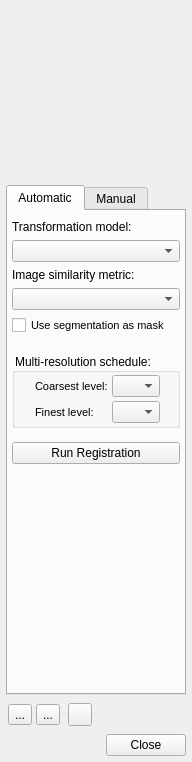
First picture: the form in GUI/Qt/Windows/Registration/RegistrationDialog.ui, repository pyushkevich/itksnap, before the edit.
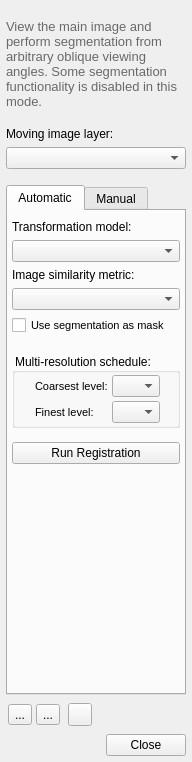
Second picture: the form after the edit. The open tabs and pages were chosen to show the change. Icons and pictures are not drawn. Custom widgets are drawn as their Qt base class.

```diff
--- a/GUI/Qt/Windows/Registration/RegistrationDialog.ui
+++ b/GUI/Qt/Windows/Registration/RegistrationDialog.ui
@@ -73,26 +73,91 @@
         <number>0</number>
        </property>
        <item>
-        <widget class="QLabel" name="label">
+        <widget class="QLabel" name="label_15">
+         <property name="styleSheet">
+          <string notr="true">font-size:10pt;
+color: dimgray;</string>
+         </property>
          <property name="text">
           <string>Moving image layer:</string>
          </property>
         </widget>
        </item>
        <item>
-        <widget class="QComboBox" name="inMovingLayer"/>
+        <spacer name="verticalSpacer_3">
+         <property name="orientation">
+          <enum>Qt::Vertical</enum>
+         </property>
+         <property name="sizeHint" stdset="0">
+          <size>
+           <width>20</width>
+           <height>0</height>
+          </size>
+         </property>
+        </spacer>
        </item>
       </layout>
      </widget>
      <widget class="QWidget" name="pgRotation">
       <layout class="QVBoxLayout" name="verticalLayout_7">
+       <property name="leftMargin">
+        <number>0</number>
+       </property>
+       <property name="topMargin">
+        <number>0</number>
+       </property>
+       <property name="rightMargin">
+        <number>0</number>
+       </property>
+       <property name="bottomMargin">
+        <number>0</number>
+       </property>
        <item>
-        <widget class="QWidget" name="widget_5" native="true"/>
+        <widget class="QLabel" name="label_16">
+         <property name="styleSheet">
+          <string notr="true">font-size:10pt;
+color: dimgray;</string>
+         </property>
+         <property name="text">
+          <string>View the main image and perform segmentation from arbitrary oblique viewing angles. Some segmentation functionality is disabled in this mode.</string>
+         </property>
+         <property name="wordWrap">
+          <bool>true</bool>
+         </property>
+        </widget>
        </item>
       </layout>
      </widget>
     </widget>
    </item>
+   <item>
+    <widget class="QWidget" name="grpMovingImage" native="true">
+     <layout class="QVBoxLayout" name="verticalLayout_8">
+      <property name="leftMargin">
+       <number>0</number>
+      </property>
+      <property name="topMargin">
+       <number>0</number>
+      </property>
+      <property name="rightMargin">
+       <number>0</number>
+      </property>
+      <property name="bottomMargin">
+       <number>0</number>
+      </property>
+      <item>
+       <widget class="QLabel" name="label">
+        <property name="text">
+         <string>Moving image layer:</string>
+        </property>
+       </widget>
+      </item>
+      <item>
+       <widget class="QComboBox" name="inMovingLayer"/>
+      </item>
+     </layout>
+    </widget>
+   </item>
    <item>
     <spacer name="verticalSpacer_2">
      <property name="orientation">
```
Left out of the diff: 9 changed lines with no effect on the pictures.
